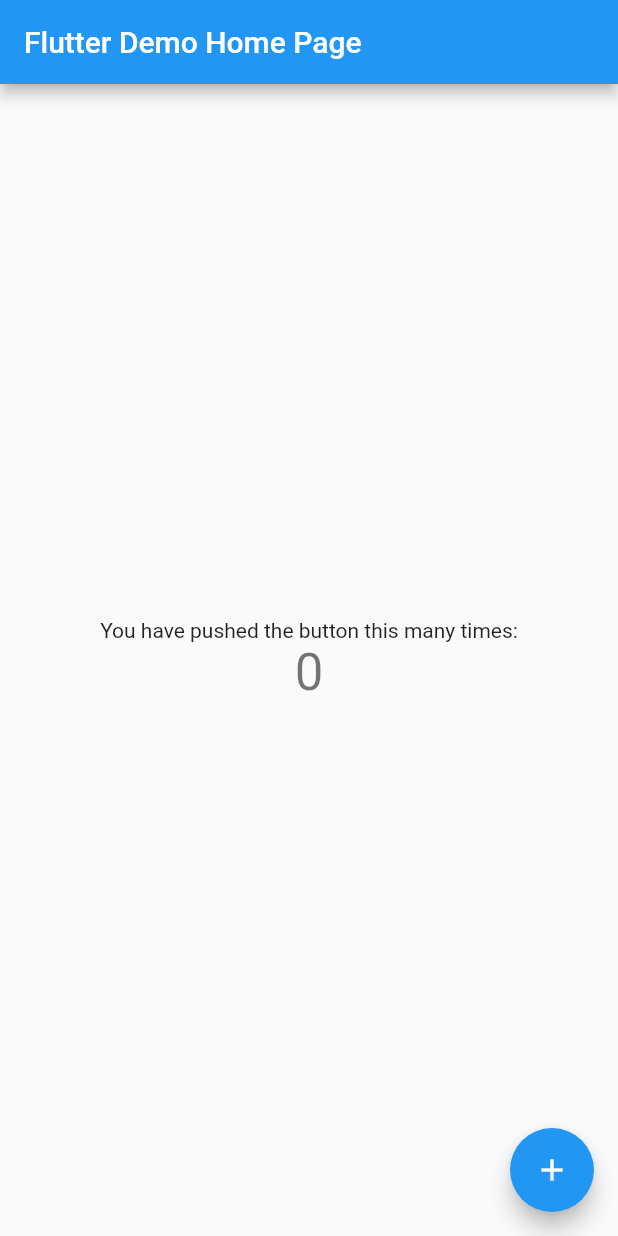
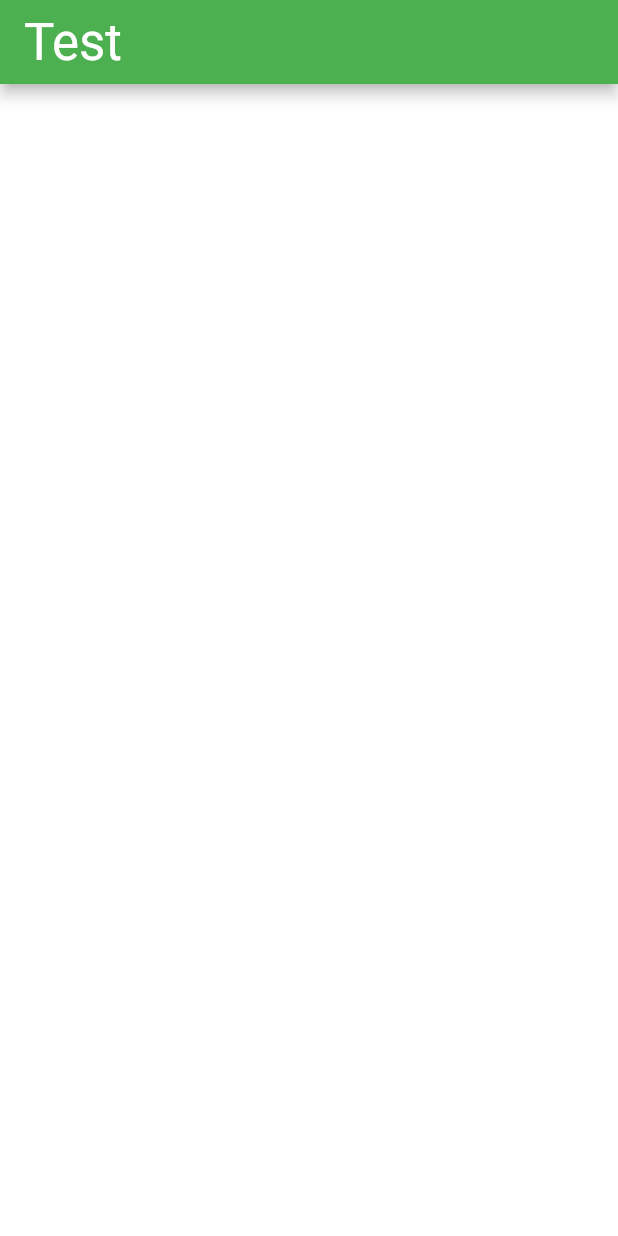
Before and after one commit to Travis40508/tutorial_app, a Flutter app: the screen it shows after launch, on a phone screen of 412 x 824 dp. Run offline on Flutter 3.47's test engine with Material 2 defaults, Android fonts, the phone set to English and light mode, and no system bars.

```diff
--- /dev/null
+++ b/lib/chuck_norris_application.dart
@@ -0,0 +1,31 @@
+import 'package:flutter/material.dart';
+import 'package:tutorial_app/screens/categories/categories_screen.dart';
+import 'package:tutorial_app/screens/jokes/jokes_screen.dart';
+
+class ChuckNorrisApplication extends StatelessWidget {
+  const ChuckNorrisApplication({Key? key}) : super(key: key);
+
+  @override
+  Widget build(BuildContext context) {
+    return MaterialApp(
+      theme: ThemeData(
+        primaryColor: Colors.green,
+        backgroundColor: Colors.white,
+        textTheme: const TextTheme(
+          headline4: TextStyle(
+            color: Colors.white,
+          ),
+        ),
+      ),
+      routes: {
+        // A lot of people here want to use routes like '/home', but this isn't
+        // a good practice, as what's considered 'home' can change. It's better
+        // to be descriptive about all variable names, including routes.
+        '/categories': (_) => const CategoriesScreen(),
+        '/jokes': (_) => const JokesScreen(),
+      },
+      // The first screen our app will launch to.
+      initialRoute: '/categories',
+    );
+  }
+}
--- a/lib/main.dart
+++ b/lib/main.dart
@@ -1,115 +1,12 @@
 import 'package:flutter/material.dart';
+import 'package:tutorial_app/chuck_norris_application.dart';
 
 void main() {
-  runApp(const MyApp());
+  _buildDependencyGraph();
+  runApp(const ChuckNorrisApplication());
 }
 
-class MyApp extends StatelessWidget {
-  const MyApp({Key? key}) : super(key: key);
-
-  // This widget is the root of your application.
-  @override
-  Widget build(BuildContext context) {
-    return MaterialApp(
-      title: 'Flutter Demo',
-      theme: ThemeData(
-        // This is the theme of your application.
-        //
-        // Try running your application with "flutter run". You'll see the
-        // application has a blue toolbar. Then, without quitting the app, try
-        // changing the primarySwatch below to Colors.green and then invoke
-        // "hot reload" (press "r" in the console where you ran "flutter run",
-        // or simply save your changes to "hot reload" in a Flutter IDE).
-        // Notice that the counter didn't reset back to zero; the application
-        // is not restarted.
-        primarySwatch: Colors.blue,
-      ),
-      home: const MyHomePage(title: 'Flutter Demo Home Page'),
-    );
-  }
-}
-
-class MyHomePage extends StatefulWidget {
-  const MyHomePage({Key? key, required this.title}) : super(key: key);
-
-  // This widget is the home page of your application. It is stateful, meaning
-  // that it has a State object (defined below) that contains fields that affect
-  // how it looks.
-
-  // This class is the configuration for the state. It holds the values (in this
-  // case the title) provided by the parent (in this case the App widget) and
-  // used by the build method of the State. Fields in a Widget subclass are
-  // always marked "final".
-
-  final String title;
-
-  @override
-  State<MyHomePage> createState() => _MyHomePageState();
-}
-
-class _MyHomePageState extends State<MyHomePage> {
-  int _counter = 0;
-
-  void _incrementCounter() {
-    setState(() {
-      // This call to setState tells the Flutter framework that something has
-      // changed in this State, which causes it to rerun the build method below
-      // so that the display can reflect the updated values. If we changed
-      // _counter without calling setState(), then the build method would not be
-      // called again, and so nothing would appear to happen.
-      _counter++;
-    });
-  }
-
-  @override
-  Widget build(BuildContext context) {
-    // This method is rerun every time setState is called, for instance as done
-    // by the _incrementCounter method above.
-    //
-    // The Flutter framework has been optimized to make rerunning build methods
-    // fast, so that you can just rebuild anything that needs updating rather
-    // than having to individually change instances of widgets.
-    return Scaffold(
-      appBar: AppBar(
-        // Here we take the value from the MyHomePage object that was created by
-        // the App.build method, and use it to set our appbar title.
-        title: Text(widget.title),
-      ),
-      body: Center(
-        // Center is a layout widget. It takes a single child and positions it
-        // in the middle of the parent.
-        child: Column(
-          // Column is also a layout widget. It takes a list of children and
-          // arranges them vertically. By default, it sizes itself to fit its
-          // children horizontally, and tries to be as tall as its parent.
-          //
-          // Invoke "debug painting" (press "p" in the console, choose the
-          // "Toggle Debug Paint" action from the Flutter Inspector in Android
-          // Studio, or the "Toggle Debug Paint" command in Visual Studio Code)
-          // to see the wireframe for each widget.
-          //
-          // Column has various properties to control how it sizes itself and
-          // how it positions its children. Here we use mainAxisAlignment to
-          // center the children vertically; the main axis here is the vertical
-          // axis because Columns are vertical (the cross axis would be
-          // horizontal).
-          mainAxisAlignment: MainAxisAlignment.center,
-          children: <Widget>[
-            const Text(
-              'You have pushed the button this many times:',
-            ),
-            Text(
-              '$_counter',
-              style: Theme.of(context).textTheme.headline4,
-            ),
-          ],
-        ),
-      ),
-      floatingActionButton: FloatingActionButton(
-        onPressed: _incrementCounter,
-        tooltip: 'Increment',
-        child: const Icon(Icons.add),
-      ), // This trailing comma makes auto-formatting nicer for build methods.
-    );
-  }
-}
+// This builds all of our objects at launch so we can just use them in the
+// application. A dependency is just what it sounds like, anything an object
+// requires in its constructor to be created.
+void _buildDependencyGraph() {}
--- /dev/null
+++ b/lib/screens/categories/categories_screen.dart
@@ -0,0 +1,23 @@
+import 'package:flutter/material.dart';
+
+class CategoriesScreen extends StatelessWidget {
+  const CategoriesScreen({Key? key}) : super(key: key);
+
+  @override
+  Widget build(BuildContext context) {
+    final theme = Theme.of(context);
+
+    return Scaffold(
+      // This is using the values from the theme object we set in our
+      // application file.
+      backgroundColor: theme.backgroundColor,
+      appBar: AppBar(
+        backgroundColor: theme.primaryColor,
+        title: Text(
+          'Test',
+          style: theme.textTheme.headline4,
+        ),
+      ),
+    );
+  }
+}
--- /dev/null
+++ b/lib/screens/jokes/jokes_screen.dart
@@ -0,0 +1,10 @@
+import 'package:flutter/material.dart';
+
+class JokesScreen extends StatelessWidget {
+  const JokesScreen({Key? key}) : super(key: key);
+
+  @override
+  Widget build(BuildContext context) {
+    return Container();
+  }
+}
--- a/pubspec.yaml
+++ b/pubspec.yaml
@@ -38,6 +38,7 @@ dependencies:
 dev_dependencies:
   flutter_test:
     sdk: flutter
+  golden_toolkit: ^0.13.0
 
   # The "flutter_lints" package below contains a set of recommended lints to
   # encourage good coding practices. The lint set provided by the package is
```
Also changed, not shown: lib/screens/categories/categories_cubit.dart (added), lib/screens/jokes/jokes_cubit.dart (added), pubspec.lock, 2 other files.
